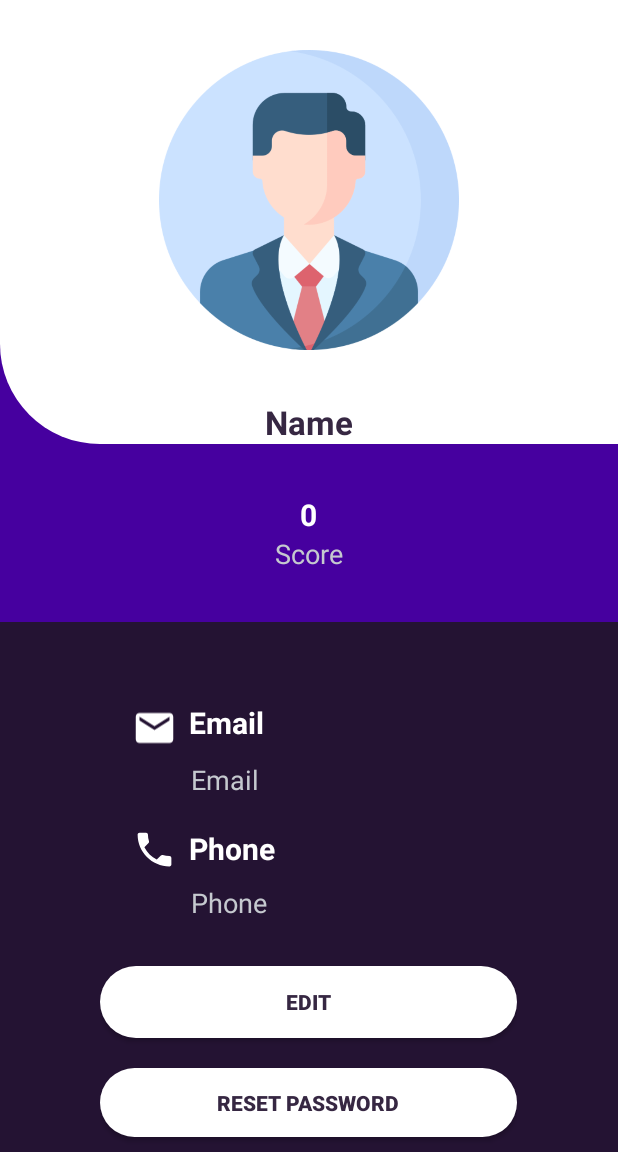
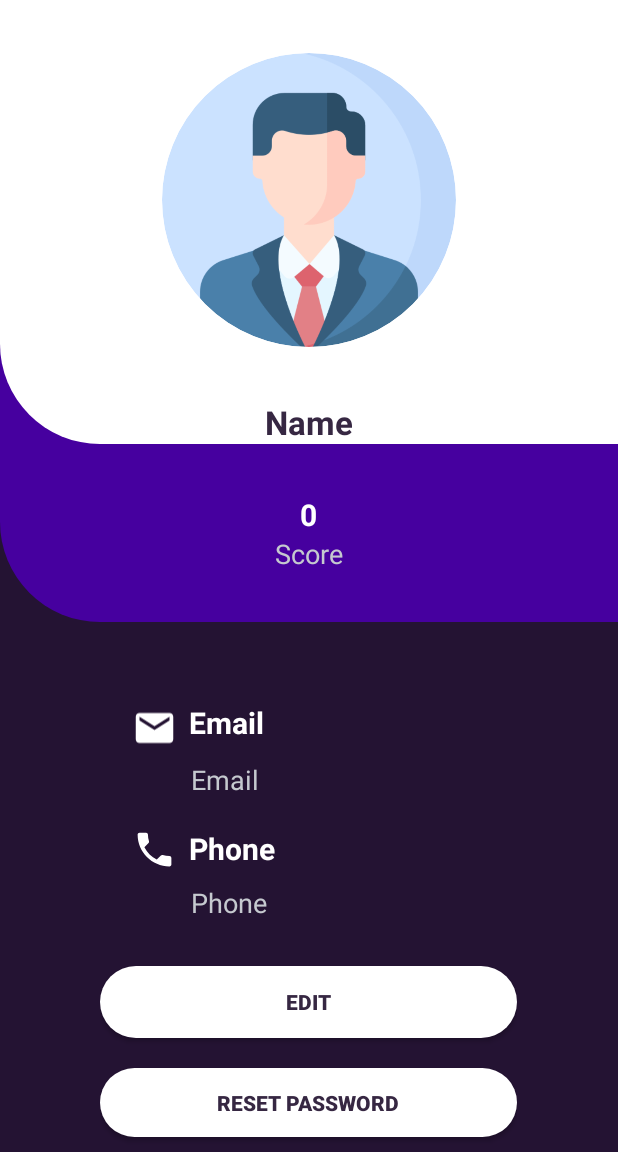
Before and after one commit to SAEapp/Yantriki, an Android app: the fragment ProfileFragment placed in its activity, on a phone screen of 412 x 824 dp, the part 84-1236 px from its top. Run offline under Robolectric (Android 15) with nearby library versions, the phone set to English and light mode, and no system bars; our stand-ins replace CircleImageView, Firebase (no records; nobody signed in at launch, a user with empty details on screens opened directly), Picasso; Roboto replaces fonts that are not available here.

Commit message:
profile changed

```diff
--- a/app/build.gradle
+++ b/app/build.gradle
@@ -47,4 +47,6 @@ dependencies {
     androidTestImplementation 'androidx.test.espresso:espresso-core:3.2.0'
     implementation 'com.squareup.picasso:picasso:2.71828'
 
+    implementation 'de.hdodenhof:circleimageview:3.1.0'
+
 }
--- a/app/src/main/res/drawable/secondlayer.xml
+++ b/app/src/main/res/drawable/secondlayer.xml
@@ -2,7 +2,7 @@
 
 <shape xmlns:android="http://schemas.android.com/apk/res/android">
 
-    <solid android:color="#ce63e5"/>
+    <solid android:color="#46009F"/>
     <stroke android:width="0dp"/>
     <corners android:bottomLeftRadius="100px"/>
     <padding android:top="0dp" android:left="0dp" android:right="0dp" android:bottom="0dp"/>
--- a/app/src/main/res/layout/activity_edit_profile.xml
+++ b/app/src/main/res/layout/activity_edit_profile.xml
@@ -54,7 +54,9 @@
             android:padding="50px"
             android:paddingTop="70px"
             android:gravity="center"
-            android:background="#46009F">
+            android:background="@drawable/secondlayer">
+
+
 
             <LinearLayout
                 android:layout_width="wrap_content"
--- a/app/src/main/res/layout/fragment_profile.xml
+++ b/app/src/main/res/layout/fragment_profile.xml
@@ -14,7 +14,7 @@
             android:orientation="vertical"
             android:layout_width="match_parent"
             android:layout_height="wrap_content"
-            android:background="#46009F">
+            android:background="@color/colorBack2">
 
             <LinearLayout
                 android:orientation="vertical"
@@ -23,13 +23,19 @@
                 android:gravity="center"
                 android:background="@drawable/firstlayer">
 
-                <ImageView
+                <de.hdodenhof.circleimageview.CircleImageView
+                    xmlns:app="http://schemas.android.com/apk/res-auto"
                     android:id="@+id/imageView11"
+                    android:layout_width="300px"
+                    android:layout_height="300px"
+                    android:src="@drawable/profile"
+                    app:civ_border_width="2dp"
+                    app:civ_border_color="#FFFFFF"
                     android:layout_marginTop="50px"
                     android:layout_marginBottom="50px"
-                    android:layout_width="300px"
-                    android:layout_height="300px"
-                    android:src="@drawable/profile"/>
+                    />
+
+
 
                 <TextView
                     android:id="@+id/name_textView11"
@@ -52,7 +58,7 @@
             android:padding="50px"
             android:paddingTop="70px"
             android:gravity="center"
-            android:background="#46009F">
+            android:background="@drawable/secondlayer">
 
             <LinearLayout
                 android:layout_width="wrap_content"
--- a/app/src/main/res/values/colors.xml
+++ b/app/src/main/res/values/colors.xml
@@ -10,7 +10,8 @@
     <color name="colorPrimary">#ffffff</color>
     <color name="colorPrimaryDark">#241333</color>
     <color name="colorAccent">#d81b60</color>
-    <color name="colorLayerBack">#ce63e5</color>
+    <color name="colorBack2">#46009F</color>
+    <color name="colorLayerBack">#ba56ab</color>
     <color name="colorBack">#5F1CB3</color>
     <color name="colorTitle">#362742</color>
     <color name="colorSubTitle">#c5c9cf</color>
```
